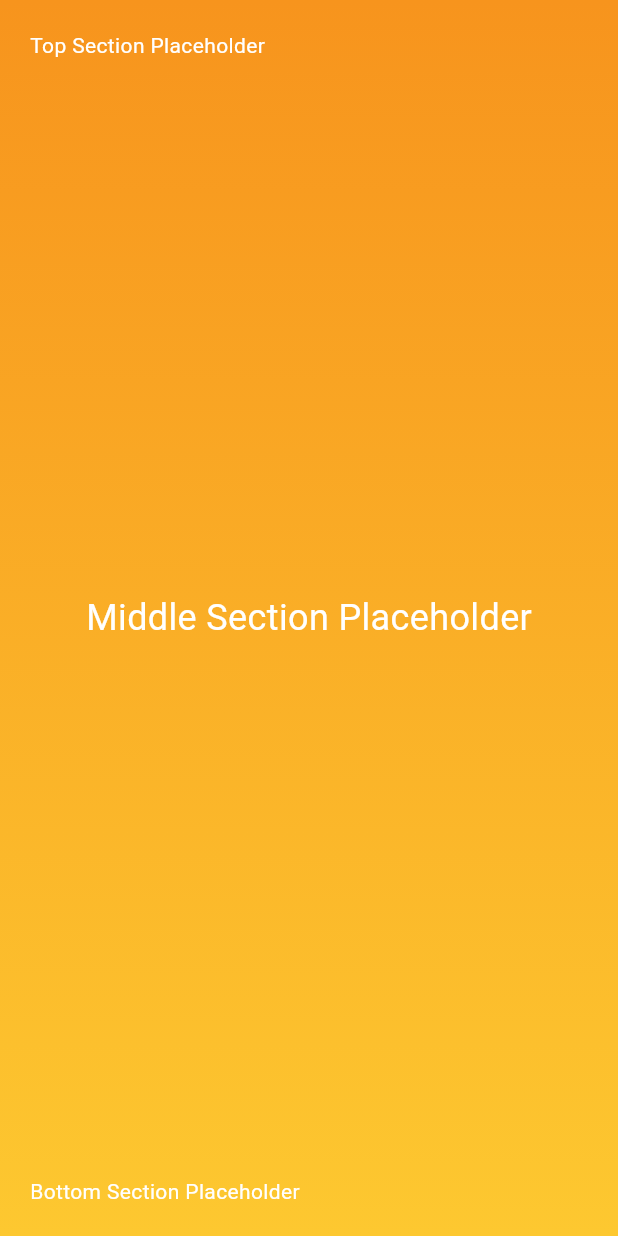
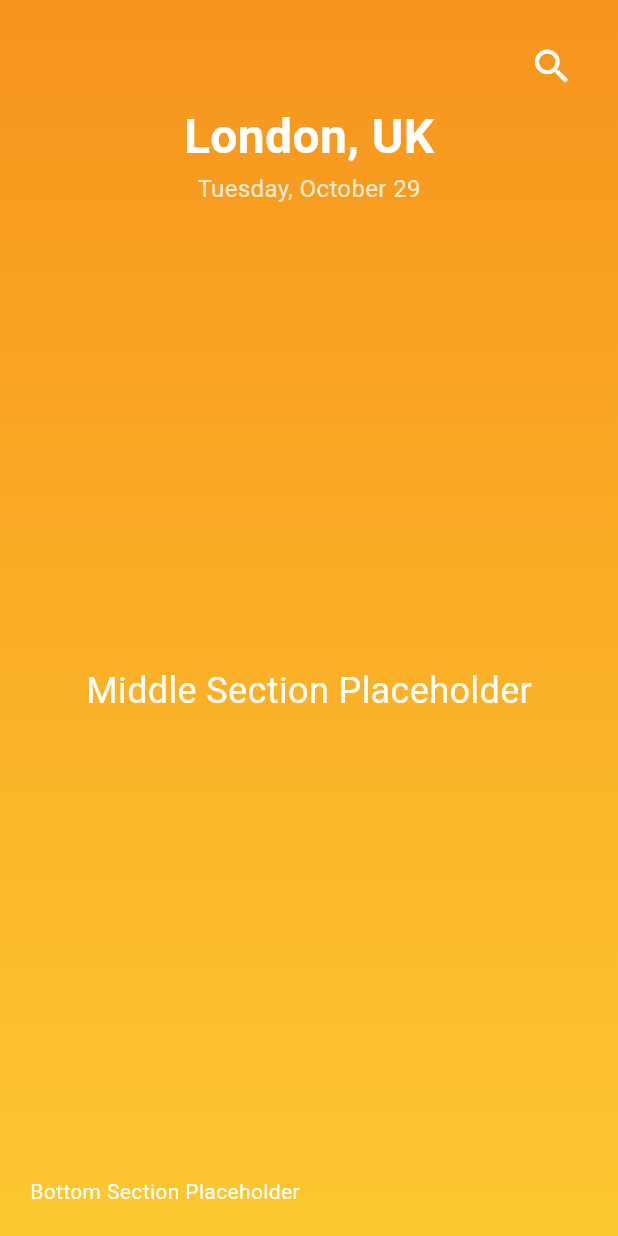
Before and after one commit to Khan-06/skycast, a Flutter app: the screen it shows after launch, on a phone screen of 412 x 824 dp. Run offline on Flutter 3.47's test engine with Material 3 defaults, Android fonts, the phone set to English and light mode, and no system bars.

```diff
--- a/lib/screens/HomeScreen.dart
+++ b/lib/screens/HomeScreen.dart
@@ -54,22 +54,53 @@ class HomeScreen extends StatelessWidget {
           ),
         ),
         // 3. Use a SafeArea to ensure content isn't under the status bar
-        child: const SafeArea(
+        child: SafeArea(
           // This will contain all the screen's main sections
           child: Padding(
-            padding: EdgeInsets.all(20.0),
+            padding: const EdgeInsets.all(20.0),
             // The Column will arrange the Top, Middle, and Bottom sections vertically
             child: Column(
               crossAxisAlignment: CrossAxisAlignment.stretch,
               children: [
                 // Placeholder for Step 2: Top Section (City, Search, Date)
-                Text(
-                  'Top Section Placeholder',
-                  style: TextStyle(color: Colors.white),
+              Column(
+              crossAxisAlignment: CrossAxisAlignment.center,
+              children: [
+                // 1. Search Icon (for Phase 4)
+                Align(
+                  alignment: Alignment.centerRight,
+                  child: IconButton(
+                    icon: const Icon(Icons.search, color: Colors.white, size: 30),
+                    onPressed: () {
+                      // TODO: Implement city search functionality in Phase 4
+                      print('Search pressed!');
+                    },
+                  ),
                 ),
 
+                // 2. City Name
+                const Text(
+                  'London, UK', // Dummy City Name
+                  style: TextStyle(
+                    color: Colors.white,
+                    fontSize: 32,
+                    fontWeight: FontWeight.w600,
+                  ),
+                ),
+
+                // 3. Current Date
+                 Text(
+                  'Tuesday, October 29', // Dummy Date
+                  style: TextStyle(
+                    color: Colors.white.withOpacity(0.8),
+                    fontSize: 16,
+                  ),
+                ),
+              ],
+            ),
+
                 // Flexible space pushes the middle section up/down as needed
-                Expanded(
+                const Expanded(
                   // Placeholder for Step 3: Middle Section (Temp, Icon, Description)
                   child: Center(
                     child: Text(
@@ -80,7 +111,7 @@ class HomeScreen extends StatelessWidget {
                 ),
 
                 // Placeholder for Step 4: Bottom Section (Dashboard)
-                Text(
+                const Text(
                   'Bottom Section Placeholder',
                   style: TextStyle(color: Colors.white),
                 ),
```
